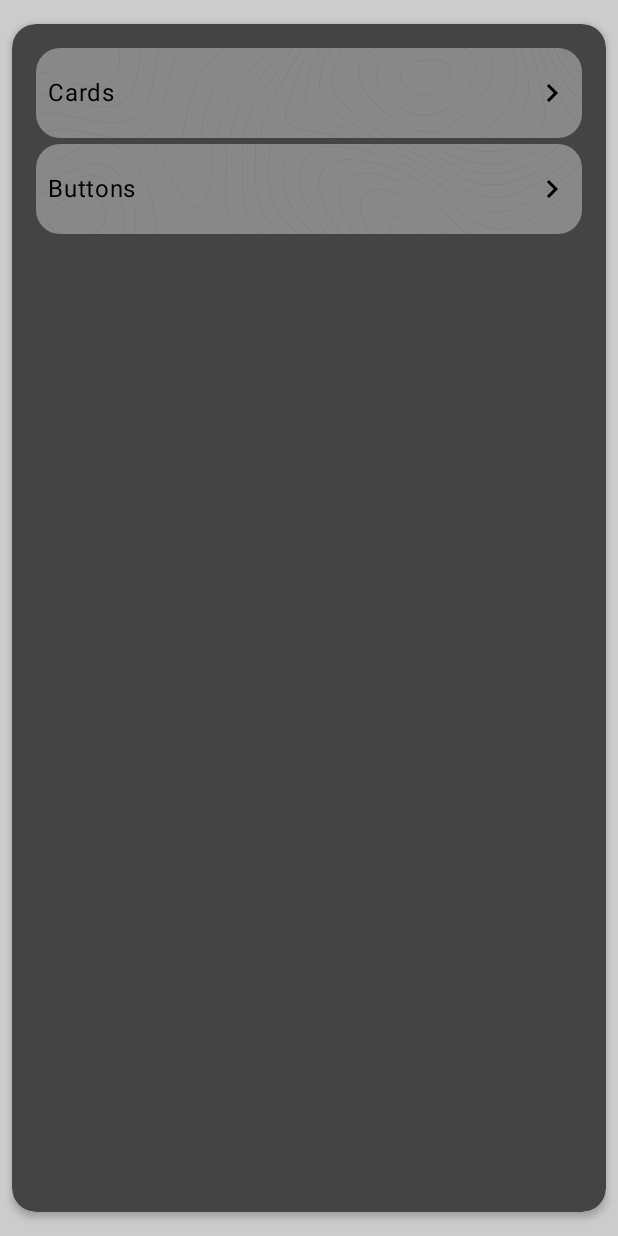
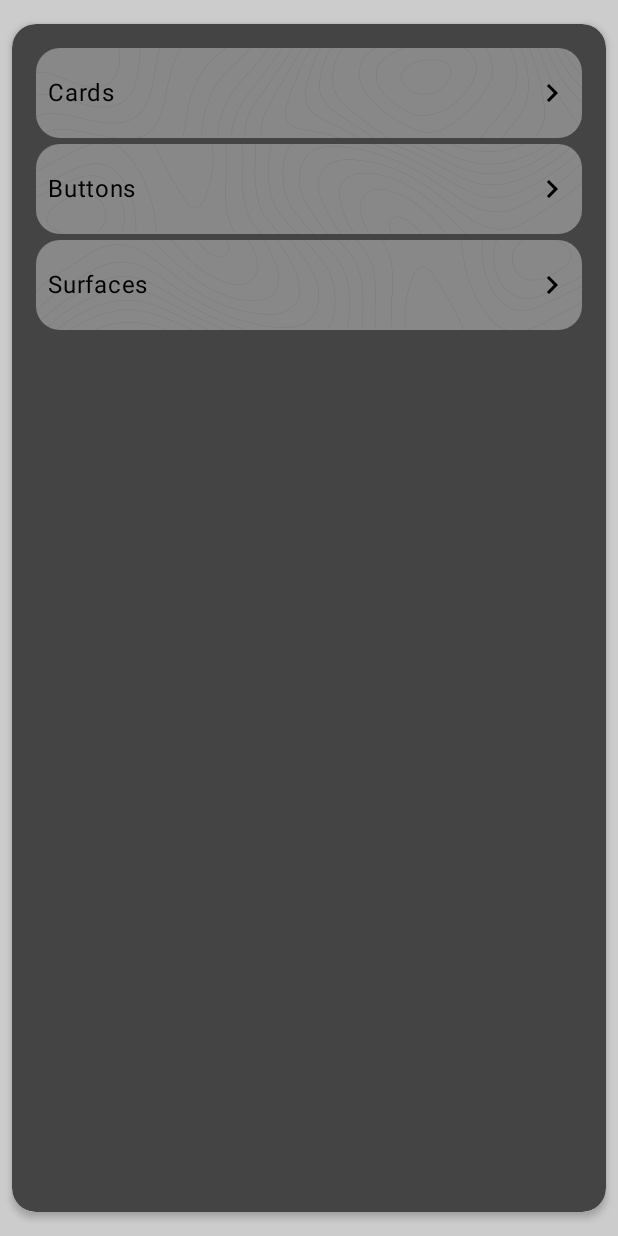
Before and after one commit to h0ker/Supra, an Android app built with Jetpack Compose: the screen it shows after launch (MainActivity), on a phone screen of 412 x 824 dp. Run offline under Robolectric (Android 15) with nearby library versions, the phone set to English and light mode, and no system bars; our stand-ins replace Dagger/Hilt's generated code.

Commit message:
Added hardware buttons, created color dependent darkener for texture card, added base scaffold

```diff
--- a/app/src/main/java/com/carbidecowboy/supraexample/domain/models/NavRoutes.kt
+++ b/app/src/main/java/com/carbidecowboy/supraexample/domain/models/NavRoutes.kt
@@ -4,4 +4,5 @@ sealed class NavRoutes(val route: String) {
     data object CardScreen: NavRoutes("card_screen")
     data object HomeScreen: NavRoutes("home_screen")
     data object ButtonScreen: NavRoutes("button_screen")
+    data object SurfaceScreen: NavRoutes("surface_screen")
 }
--- a/app/src/main/java/com/carbidecowboy/supraexample/presentation/HomeScreen.kt
+++ b/app/src/main/java/com/carbidecowboy/supraexample/presentation/HomeScreen.kt
@@ -26,7 +26,8 @@ import com.carbidecowboy.supra.presentation.list_items.SupraTextureListItem
 @Composable
 fun HomeScreen(
     onCardsClicked: () -> Unit,
-    onButtonsClicked: () -> Unit
+    onButtonsClicked: () -> Unit,
+    onSurfacesClicked: () -> Unit,
 ) {
     LazyColumn(
         modifier = Modifier
@@ -59,5 +60,17 @@ fun HomeScreen(
                 onButtonsClicked()
             }
         }
+        item {
+            SupraTextureListItem(
+                modifier = Modifier
+                    .height(60.dp),
+                title = "Surfaces",
+                rightIconImageVector = Icons.Default.ChevronRight,
+                textureType = TextureType.TOPOGRAPHIC,
+                backgroundColor = Color.Gray
+            ) {
+                onSurfacesClicked()
+            }
+        }
     }
 }
--- a/app/src/main/java/com/carbidecowboy/supraexample/presentation/MainActivity.kt
+++ b/app/src/main/java/com/carbidecowboy/supraexample/presentation/MainActivity.kt
@@ -12,20 +12,12 @@ import androidx.compose.foundation.layout.height
 import androidx.compose.foundation.layout.padding
 import androidx.compose.foundation.layout.size
 import androidx.compose.foundation.layout.width
-import androidx.compose.foundation.layout.wrapContentHeight
 import androidx.compose.foundation.lazy.LazyColumn
-import androidx.compose.foundation.lazy.LazyRow
 import androidx.compose.material.icons.Icons
-import androidx.compose.material.icons.filled.AccountCircle
 import androidx.compose.material.icons.filled.ChevronRight
 import androidx.compose.material.icons.filled.Person
-import androidx.compose.material3.MaterialTheme
-import androidx.compose.material3.Surface
-import androidx.compose.material3.Text
-import androidx.compose.runtime.Composable
 import androidx.compose.ui.Modifier
 import androidx.compose.ui.graphics.Color
-import androidx.compose.ui.tooling.preview.Preview
 import androidx.compose.ui.unit.dp
 import androidx.navigation.compose.NavHost
 import androidx.navigation.compose.composable
@@ -46,7 +38,7 @@ class MainActivity : ComponentActivity() {
         super.onCreate(savedInstanceState)
         setContent {
             SupraExampleTheme {
-                SupraScaffold(borderColor = Color.LightGray, backgroundColor = Color.DarkGray) {
+                SupraGyroScaffold() {
 
                     val navController = rememberNavController()
 
@@ -61,7 +53,10 @@ class MainActivity : ComponentActivity() {
                                 },
                                 onButtonsClicked = {
                                     navController.navigate((NavRoutes.ButtonScreen.route))
-                                }
+                                },
+                                onSurfacesClicked = {
+                                    navController.navigate((NavRoutes.SurfaceScreen.route))
+                                },
                             )
                         }
                         composable(NavRoutes.CardScreen.route) {
@@ -70,6 +65,9 @@ class MainActivity : ComponentActivity() {
                         composable(NavRoutes.ButtonScreen.route) {
                             ButtonScreen()
                         }
+                        composable(NavRoutes.SurfaceScreen.route) {
+                            SurfaceScreen()
+                        }
                     }
                 }
             }
--- a/supra/src/main/java/com/carbidecowboy/supra/presentation/cards/SupraTextureCard.kt
+++ b/supra/src/main/java/com/carbidecowboy/supra/presentation/cards/SupraTextureCard.kt
@@ -17,6 +17,7 @@ import androidx.compose.ui.layout.ContentScale
 import androidx.compose.ui.res.painterResource
 import androidx.compose.ui.unit.dp
 import com.carbidecowboy.supra.R
+import com.carbidecowboy.supra.utils.ColorUtils.Companion.darkenColor
 import kotlin.random.Random
 
 enum class TextureType {
@@ -39,13 +40,6 @@ enum class TextureType {
             }
         }
     }
-}
-
-fun darkenColor(color: Color, factor: Float): Color{
-    val red = (color.red * 255 * (1 - factor)).coerceIn(0f, 255f).toInt()
-    val green = (color.green * 255 * (1 - factor)).coerceIn(0f, 255f).toInt()
-    val blue = (color.blue * 255 * (1 - factor)).coerceIn(0f, 255f).toInt()
-    return Color(red, green, blue)
 }
 
 @Composable
```
Also changed, not shown: app/src/main/java/com/carbidecowboy/supraexample/presentation/SurfaceScreen.kt (added, +35 -0 lines), supra/src/main/java/com/carbidecowboy/supra/presentation/surface/SupraConvexSurface.kt (added, +51 -0 lines), supra/src/main/java/com/carbidecowboy/supra/utils/ColorUtils.kt (added, +21 -0 lines).
